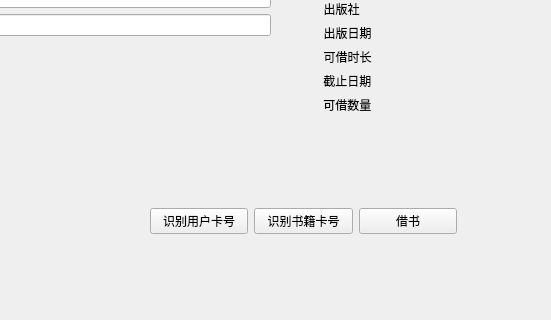
This is lab5/Library/pages/borrow.ui in MiChuan/RFID as Qt 5 draws it before an edit; both pictures show x 190 to 741 and y 264 to 584 of the 1036 by 584 pixel window. The edited form follows.
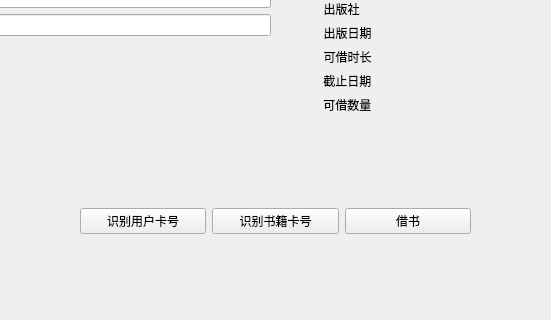
This is the edited form.

The edit to the form file:
```diff
--- a/lab5/Library/pages/borrow.ui
+++ b/lab5/Library/pages/borrow.ui
@@ -142,9 +142,9 @@
   <widget class="QWidget" name="horizontalLayoutWidget">
    <property name="geometry">
     <rect>
-     <x>340</x>
+     <x>270</x>
      <y>470</y>
-     <width>307</width>
+     <width>391</width>
      <height>31</height>
     </rect>
    </property>
```
